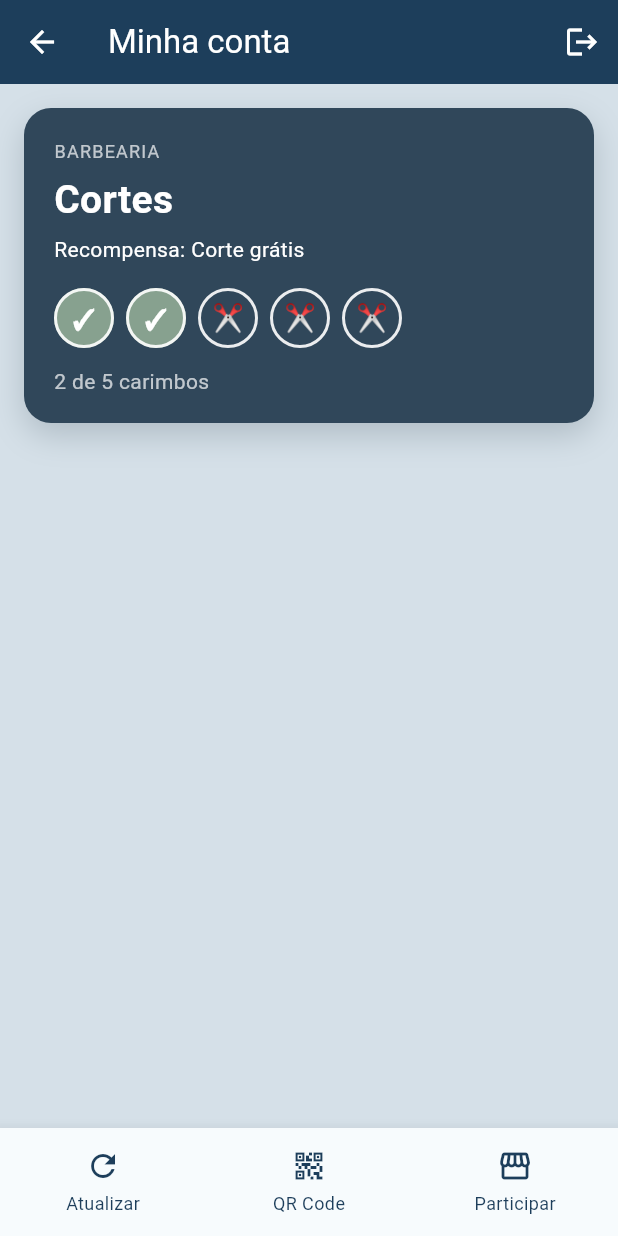
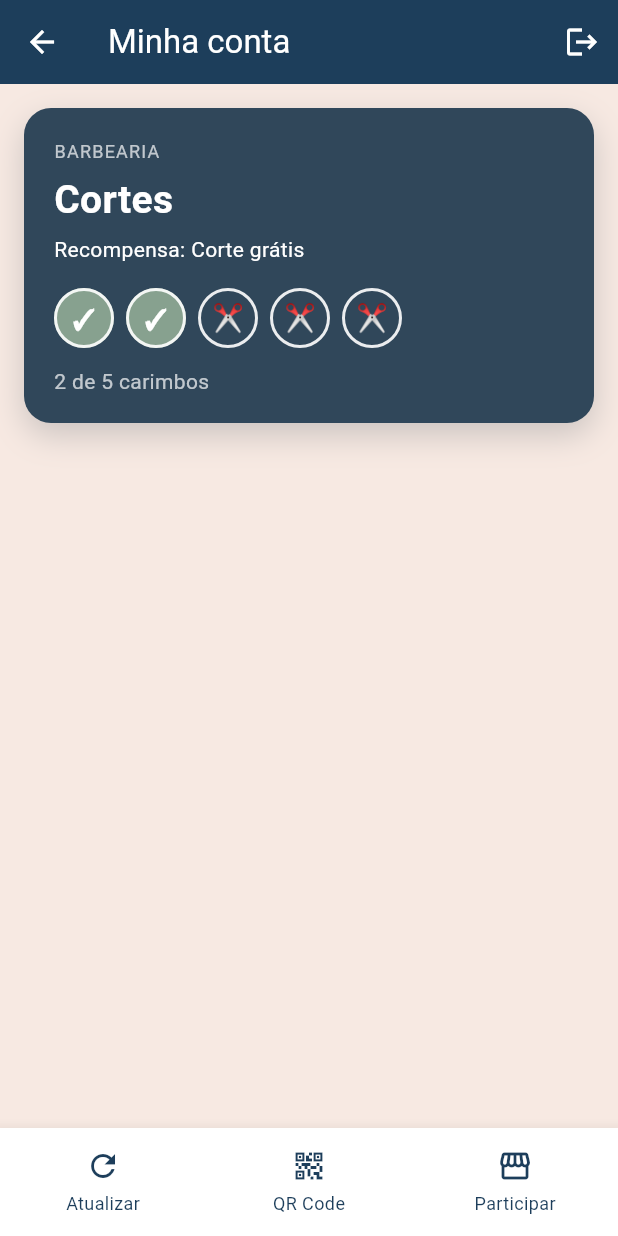
Before and after one commit to armandopvasco/LuviFideliza, a Flutter app: the CarteiraPage screen opened directly with empty values, on a phone screen of 412 x 824 dp. Run offline on Flutter 3.47's test engine with Material 3 defaults, Android fonts, the phone set to English and light mode, and no system bars; our stand-ins replace local_auth, qr_flutter, shared_preferences; missing offline and left inert: mobile_scanner; accounts and stored records are empty.

Commit message:
Alinha o fundo dos aplicativos ao rosa-areia e ao azul do painel.
Co-authored-by: DevArmando <armandopvasco@gmail.com>

```diff
--- a/luvi-fideliza-cliente/lib/telas/carteira.dart
+++ b/luvi-fideliza-cliente/lib/telas/carteira.dart
@@ -155,7 +155,7 @@ class _CarteiraPageState extends State<CarteiraPage> {
             ),
       bottomNavigationBar: Material(
         elevation: 8,
-        color: const Color(0xFFF7FBFD),
+        color: superficie,
         child: SafeArea(
           child: SizedBox(
             height: 72,
--- a/luvi-fideliza-cliente/lib/tema.dart
+++ b/luvi-fideliza-cliente/lib/tema.dart
@@ -1,13 +1,16 @@
 import 'package:flutter/material.dart';
 
 const marca = Color(0xFF1D3E5B);
-const fundo = Color(0xFFD5E0E8);
+const fundo = Color(0xFFF7E9E2);
+const superficie = Color(0xFFFFFFFF);
+const borda = Color(0xFFE9E3DF);
 const erro = Color(0xFFA12B32);
 
 ThemeData temaLuvi() {
   return ThemeData(
-    colorScheme: ColorScheme.fromSeed(seedColor: marca, primary: marca, surface: Colors.white),
+    colorScheme: ColorScheme.fromSeed(seedColor: marca, primary: marca, surface: superficie),
     scaffoldBackgroundColor: fundo,
+    dividerColor: borda,
     appBarTheme: const AppBarTheme(
       backgroundColor: marca,
       foregroundColor: Colors.white,
--- a/luvi-fideliza-estabelecimento/lib/tema.dart
+++ b/luvi-fideliza-estabelecimento/lib/tema.dart
@@ -1,13 +1,16 @@
 import 'package:flutter/material.dart';
 
 const marca = Color(0xFF1D3E5B);
-const fundo = Color(0xFFD5E0E8);
+const fundo = Color(0xFFF7E9E2);
+const superficie = Color(0xFFFFFFFF);
+const borda = Color(0xFFE9E3DF);
 const erro = Color(0xFFA12B32);
 
 ThemeData temaLuvi() {
   return ThemeData(
-    colorScheme: ColorScheme.fromSeed(seedColor: marca, primary: marca, surface: Colors.white),
+    colorScheme: ColorScheme.fromSeed(seedColor: marca, primary: marca, surface: superficie),
     scaffoldBackgroundColor: fundo,
+    dividerColor: borda,
     appBarTheme: const AppBarTheme(
       backgroundColor: marca,
       foregroundColor: Colors.white,
```
